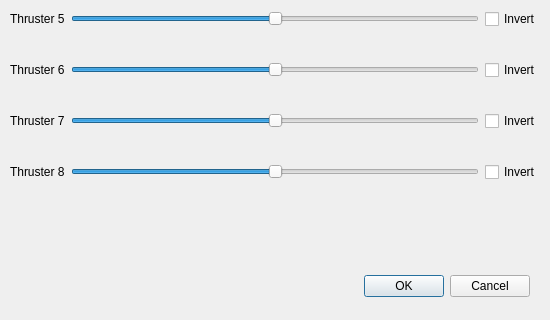
The window that thrustersetupdialog.ui (igorek-murrom/RovUI2) describes before a commit, drawn with Qt 5; both pictures show x 0 to 550 and y 230 to 550 of the 550 by 550 pixel window.
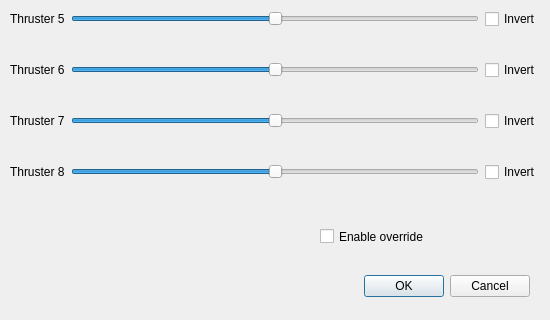
The same window after the commit.

```diff
--- a/thrustersetupdialog.ui
+++ b/thrustersetupdialog.ui
@@ -263,6 +263,19 @@
     </item>
    </layout>
   </widget>
+  <widget class="QCheckBox" name="overrideEnable">
+   <property name="geometry">
+    <rect>
+     <x>320</x>
+     <y>450</y>
+     <width>221</width>
+     <height>33</height>
+    </rect>
+   </property>
+   <property name="text">
+    <string>Enable override</string>
+   </property>
+  </widget>
  </widget>
  <resources/>
  <connections>
```
Left out of the diff: 48 changed lines with no effect on the pictures.
